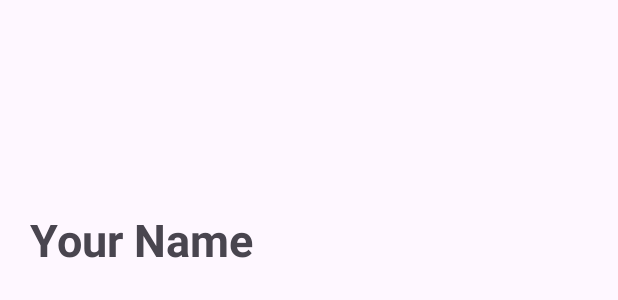
After one commit to hiephid/MusicPlayer, an Android app: the layout header.xml on its own in the app's theme, with its tools: preview values and no code run, on a phone screen of 412 x 824 dp. The commit adds this screen. Shown: the top 300 px of the screen. Run offline under Robolectric (Android 15) with nearby library versions, the phone set to English and light mode, and no system bars.

Commit message:
sidebar 95% complete

```diff
--- a/app/src/main/AndroidManifest.xml
+++ b/app/src/main/AndroidManifest.xml
@@ -13,7 +13,8 @@
         android:roundIcon="@mipmap/ic_launcher_round"
         android:supportsRtl="true"
         android:theme="@style/Theme.MusicPlayer"
-        tools:targetApi="31">
+        tools:targetApi="31"
+        >
         <activity
             android:name=".User.RegisterActivity" />
         <activity
--- /dev/null
+++ b/app/src/main/res/drawable/baseline_album_24.xml
@@ -0,0 +1,5 @@
+<vector xmlns:android="http://schemas.android.com/apk/res/android" android:height="24dp" android:tint="#000000" android:viewportHeight="24" android:viewportWidth="24" android:width="24dp">
+
+    <path android:fillColor="@android:color/white" android:pathData="M12,2C6.48,2 2,6.48 2,12s4.48,10 10,10 10,-4.48 10,-10S17.52,2 12,2zM12,16.5c-2.49,0 -4.5,-2.01 -4.5,-4.5S9.51,7.5 12,7.5s4.5,2.01 4.5,4.5 -2.01,4.5 -4.5,4.5zM12,11c-0.55,0 -1,0.45 -1,1s0.45,1 1,1 1,-0.45 1,-1 -0.45,-1 -1,-1z"/>
+
+</vector>
--- /dev/null
+++ b/app/src/main/res/drawable/baseline_home_24.xml
@@ -0,0 +1,5 @@
+<vector xmlns:android="http://schemas.android.com/apk/res/android" android:height="24dp" android:tint="#000000" android:viewportHeight="24" android:viewportWidth="24" android:width="24dp">
+
+    <path android:fillColor="@android:color/white" android:pathData="M10,20v-6h4v6h5v-8h3L12,3 2,12h3v8z"/>
+
+</vector>
--- /dev/null
+++ b/app/src/main/res/layout/header.xml
@@ -0,0 +1,14 @@
+<?xml version="1.0" encoding="utf-8"?>
+<LinearLayout xmlns:android="http://schemas.android.com/apk/res/android"
+    android:layout_width="match_parent"
+    android:layout_height="200dp"
+    android:padding="20dp"
+    android:gravity="bottom">
+    <TextView
+        android:layout_width="wrap_content"
+        android:layout_height="wrap_content"
+        android:text="Your Name"
+        android:textSize="30dp"
+        android:textStyle="bold"/>
+
+</LinearLayout>
--- a/app/src/main/res/values/strings.xml
+++ b/app/src/main/res/values/strings.xml
@@ -12,4 +12,6 @@
     <string name="already_have_an_account">Already Have An Account?</string>
     <string name="login_now">Login Now!</string>
     <string name="confirm_password">Confirm Password</string>
+    <string name="open">Open Navigtaion Drawer</string>
+    <string name="close">Close Navigtaion Drawer</string>
 </resources>
```
Also changed, not shown: app/src/main/java/com/example/musicplayer/MainActivity.java (+49 -3 lines), app/src/main/res/layout/activity_main.xml (+31 -10 lines), app/src/main/res/menu/main_menu.xml (added, +11 -0 lines).
